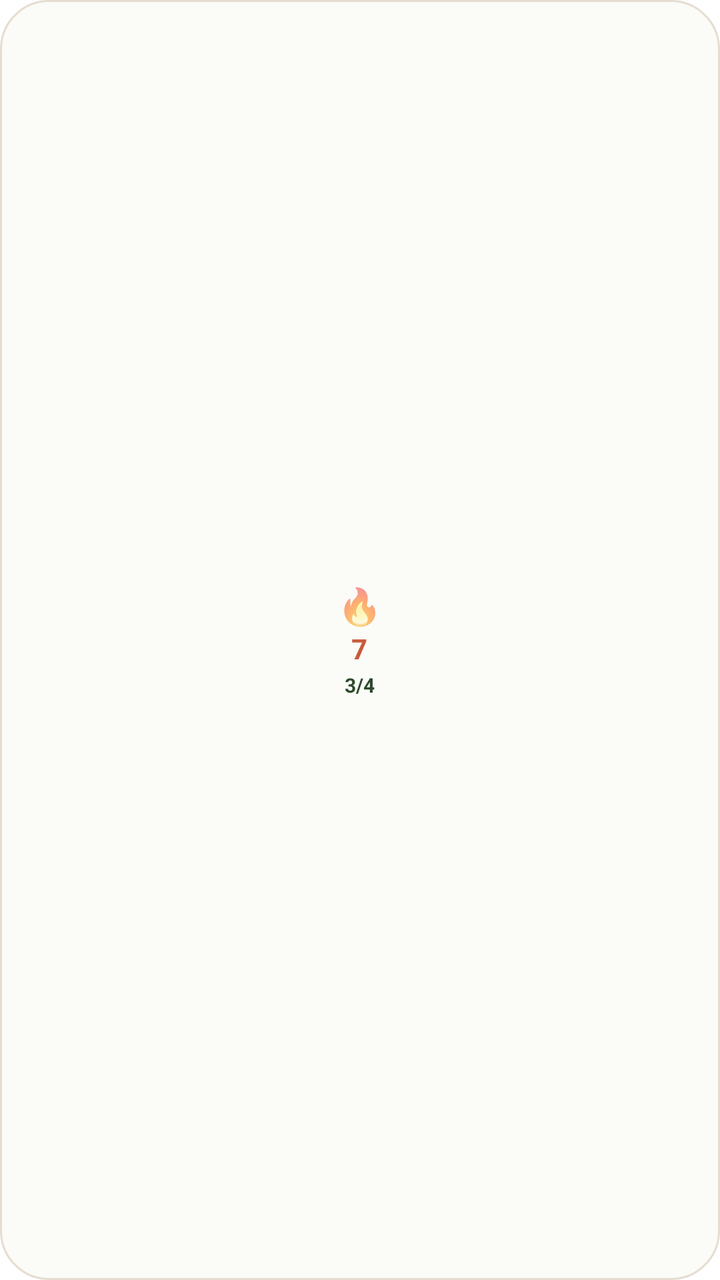
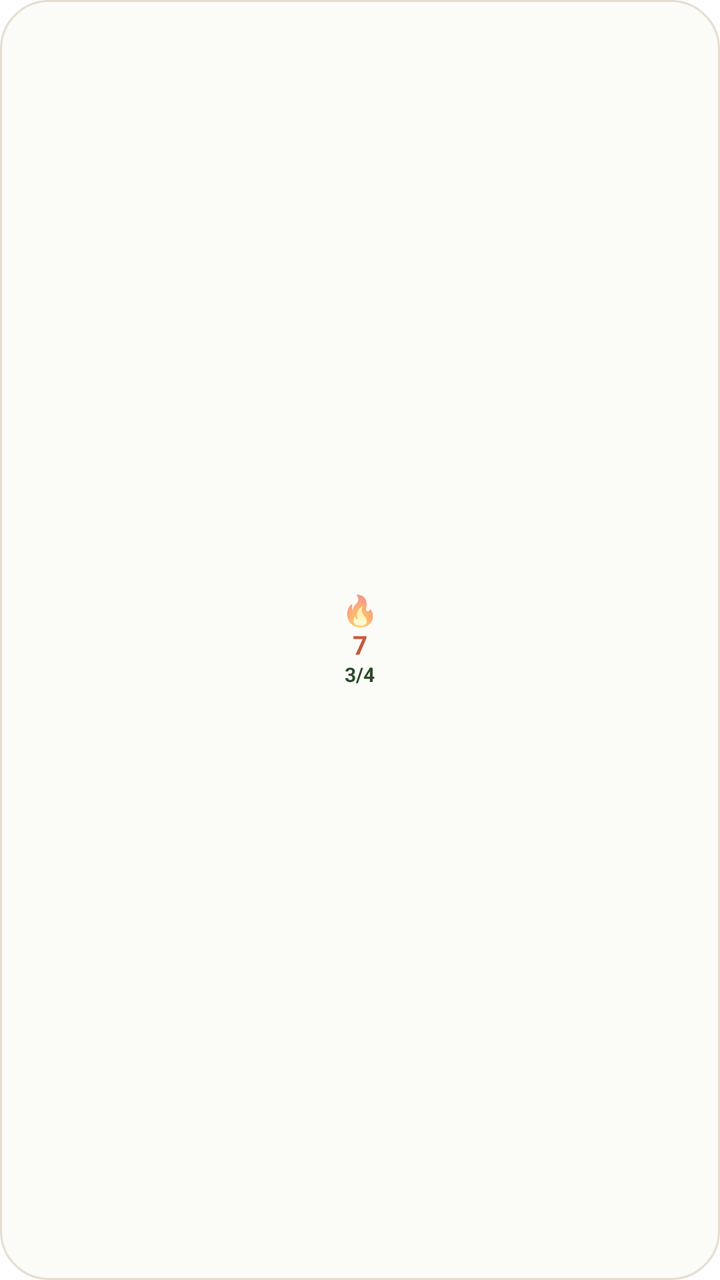

Before-and-after screenshots of an Android layout around one commit, followed by the original layout XML and the change that was made.
<!-- AndroidManifest.xml: fallback theme Theme.MaterialComponents.DayNight.NoActionBar -->
<!-- res/layout/widget_mini_pulse.xml -->
<?xml version="1.0" encoding="utf-8"?>
<RelativeLayout xmlns:android="http://schemas.android.com/apk/res/android"
    android:id="@+id/widget_mini_root"
    android:layout_width="match_parent"
    android:layout_height="match_parent"
    android:padding="8dp"
    android:background="@drawable/widget_bg_card">

    
    <LinearLayout
        android:layout_width="wrap_content"
        android:layout_height="wrap_content"
        android:layout_centerInParent="true"
        android:gravity="center"
        android:orientation="vertical">

        <TextView
            android:id="@+id/mini_flame"
            android:layout_width="wrap_content"
            android:layout_height="wrap_content"
            android:text="🔥"
            android:textSize="18sp" />

        <TextView
            android:id="@+id/mini_streak_text"
            android:layout_width="wrap_content"
            android:layout_height="wrap_content"
            android:text="7"
            android:textSize="14sp"
            android:textStyle="bold"
            android:textColor="#C85A3B" />

        <TextView
            android:id="@+id/mini_fraction_text"
            android:layout_width="wrap_content"
            android:layout_height="wrap_content"
            android:layout_marginTop="2dp"
            android:text="3/4"
            android:textSize="10sp"
            android:textStyle="bold"
            android:textColor="#2D4A2B" />
    </LinearLayout>

</RelativeLayout>
<!-- resources referenced by this layout -->
<resources>
  <!-- drawable widget_bg_card (drawable) -->
  <?xml version="1.0" encoding="utf-8"?>
  <shape xmlns:android="http://schemas.android.com/apk/res/android"
      android:shape="rectangle">
      <corners android:radius="24dp" />
      <solid android:color="#FBFBF8" />
      <stroke android:width="1dp" android:color="#E5DDD0" />
  </shape>
</resources>

<!-- the commit's change to res/layout/widget_mini_pulse.xml (unified diff, before → after) -->
@@ -3,12 +3,12 @@
     android:id="@+id/widget_mini_root"
     android:layout_width="match_parent"
     android:layout_height="match_parent"
-    android:padding="8dp"
+    android:padding="6dp"
     android:background="@drawable/widget_bg_card">
 
     
     <LinearLayout
-        android:layout_width="wrap_content"
+        android:layout_width="match_parent"
         android:layout_height="wrap_content"
         android:layout_centerInParent="true"
         android:gravity="center"
@@ -19,25 +19,31 @@
             android:layout_width="wrap_content"
             android:layout_height="wrap_content"
             android:text="🔥"
-            android:textSize="18sp" />
+            android:textSize="15sp"
+            android:includeFontPadding="false" />
 
         <TextView
             android:id="@+id/mini_streak_text"
             android:layout_width="wrap_content"
             android:layout_height="wrap_content"
+            android:layout_marginTop="1dp"
             android:text="7"
-            android:textSize="14sp"
+            android:textSize="13sp"
             android:textStyle="bold"
+            android:includeFontPadding="false"
             android:textColor="#C85A3B" />
 
         <TextView
             android:id="@+id/mini_fraction_text"
             android:layout_width="wrap_content"
             android:layout_height="wrap_content"
-            android:layout_marginTop="2dp"
+            android:layout_marginTop="1dp"
             android:text="3/4"
             android:textSize="10sp"
             android:textStyle="bold"
+            android:includeFontPadding="false"
+            android:maxLines="1"
+            android:singleLine="true"
             android:textColor="#2D4A2B" />
     </LinearLayout>
 
